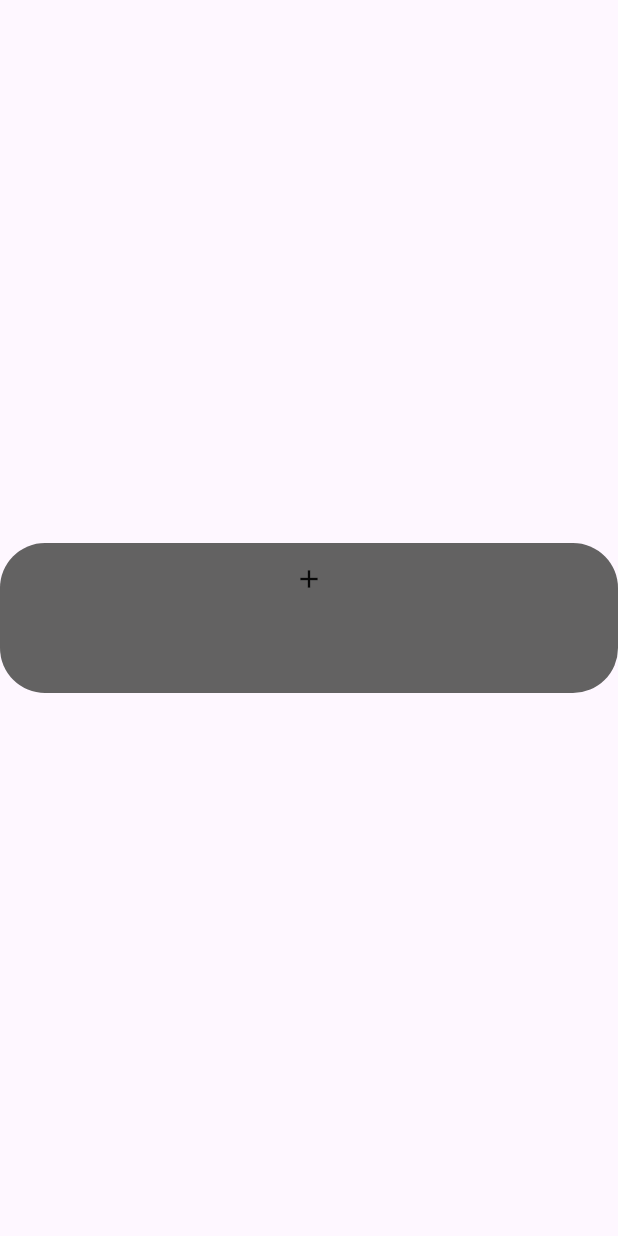
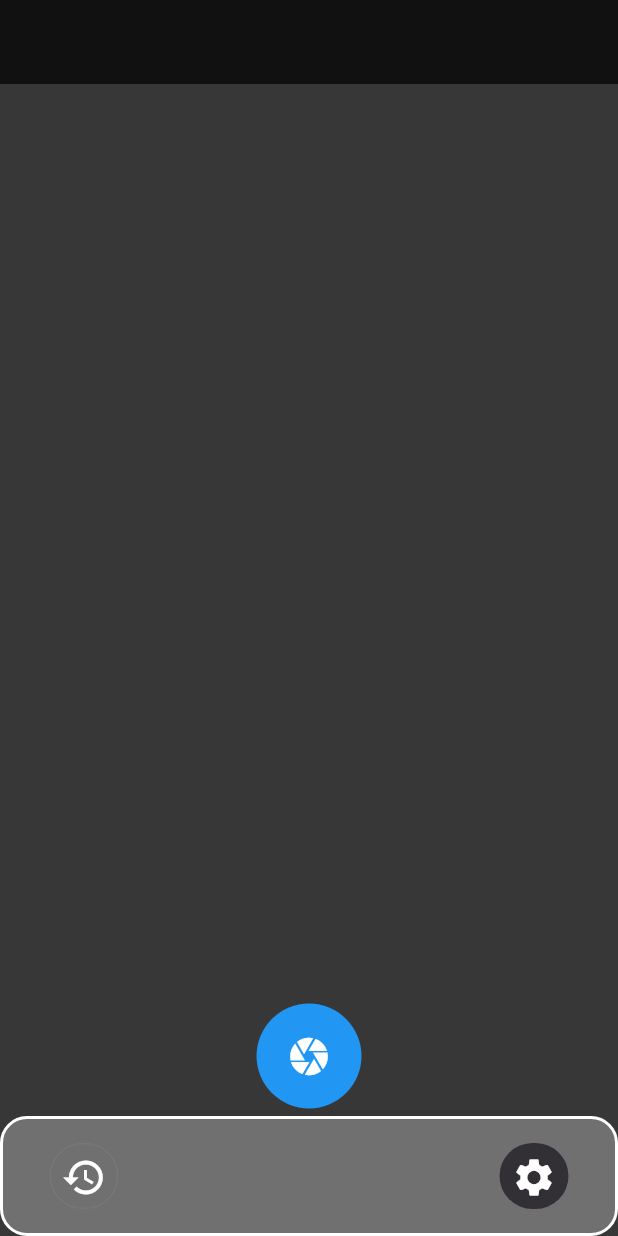
Before and after one commit to Kelvinbache/SceneScan, a Flutter app: the screen it shows after launch, on a phone screen of 412 x 824 dp. Run offline on Flutter 3.47's test engine with Material 3 defaults, Android fonts, the phone set to English and light mode, and no system bars; missing offline and left inert: dart:ffi.

Commit message:
mejorar del diseno

```diff
--- /dev/null
+++ b/scene_scan/lib/App_style.dart
@@ -0,0 +1,15 @@
+import 'package:flutter/rendering.dart';
+
+class AppStyle {
+  // status button
+  static const Color statusButtomPrimery = Color(0xFF2196F3);
+  static const Color statusButtomSecudary = Color(0xFFEE1717);
+  static const Color statusButtomTertiary = Color(0xFF0C0C0C);
+
+  // Color icons and Bottom
+  static const Color iconsAndBottomColor = Color(0xFFFFFFFF);
+
+  // background
+  static const Color backgroundColor = Color(0xCE080808);
+  static const Color backgroundColorSecundary = Color(0xB5888787);
+}
--- /dev/null
+++ b/scene_scan/lib/Components/Banner.dart
@@ -0,0 +1,33 @@
+import 'package:flutter/material.dart';
+import 'package:scene_scan/App_style.dart';
+import 'package:scene_scan/Components/Button.dart';
+import 'package:scene_scan/Components/Buttons.dart';
+
+class BannerComponent extends StatefulWidget {
+  const BannerComponent({super.key});
+
+  @override
+  State<BannerComponent> createState() => _BannerComponentState();
+}
+
+class _BannerComponentState extends State<BannerComponent> {
+  @override
+  Widget build(BuildContext context) {
+    return Row(
+      mainAxisAlignment: MainAxisAlignment.start,
+      children: [
+        Expanded(
+          child: Container(
+            decoration: BoxDecoration(
+              borderRadius: BorderRadius.circular(18),
+              border: Border.all(color: AppStyle.iconsAndBottomColor, width: 2),
+              color: AppStyle.backgroundColorSecundary,
+            ),
+            height: 80,
+            child: ButtonsComponentState(),
+          ),
+        ),
+      ],
+    );
+  }
+}
--- /dev/null
+++ b/scene_scan/lib/Components/Button.dart
@@ -0,0 +1,37 @@
+import 'package:flutter/material.dart';
+import 'package:scene_scan/App_style.dart';
+
+class ButtonComponent extends StatefulWidget {
+  const ButtonComponent({super.key});
+
+  @override
+  State<ButtonComponent> createState() => _ButtonComponentState();
+}
+
+class _ButtonComponentState extends State<ButtonComponent> {
+  @override
+  Widget build(BuildContext context) {
+    return Container(
+      height: 70,
+      width: 70,
+      decoration: BoxDecoration(
+        color: AppStyle.statusButtomPrimery,
+        borderRadius: BorderRadius.circular(60),
+      ),
+
+      child: Padding(
+        padding: const EdgeInsets.only(left: 6, right: 6),
+        child: SizedBox(
+          child: IconButton(
+            onPressed: () {},
+            icon: Icon(
+              Icons.camera,
+              size: 30,
+              color: AppStyle.iconsAndBottomColor,
+            ),
+          ),
+        ),
+      ),
+    );
+  }
+}
--- /dev/null
+++ b/scene_scan/lib/Components/Buttons.dart
@@ -0,0 +1,66 @@
+import 'dart:ffi';
+
+import 'package:flutter/material.dart';
+import 'package:scene_scan/App_style.dart';
+
+class ButtonsComponentState extends StatefulWidget {
+  const ButtonsComponentState({super.key});
+
+  @override
+  State<ButtonsComponentState> createState() => __ButtonsComponentStateState();
+}
+
+class __ButtonsComponentStateState extends State<ButtonsComponentState> {
+  bool isPressed = false;
+
+  @override
+  Widget build(BuildContext context) {
+    return Row(
+      children: [
+        Container(
+          child: Padding(
+            padding: EdgeInsets.only(top: 16, bottom: 16, left: 30),
+            child: SizedBox(
+              child: IconButton.outlined(
+                isSelected: isPressed,
+                onPressed: () {
+                  setState(() {
+                    isPressed = !isPressed;
+                  });
+                },
+                icon: Icon(
+                  Icons.history,
+                  size: 30,
+                  color: AppStyle.iconsAndBottomColor,
+                ),
+              ),
+            ),
+          ),
+        ),
+
+        Spacer(),
+
+        Container(
+          child: Padding(
+            padding: EdgeInsets.only(top: 16, bottom: 16, right: 30),
+            child: SizedBox(
+              child: IconButton.outlined(
+                isSelected: !isPressed,
+                onPressed: () {
+                  setState(() {
+                    isPressed = !isPressed;
+                  });
+                },
+                icon: Icon(
+                  Icons.settings,
+                  size: 30,
+                  color: AppStyle.iconsAndBottomColor,
+                ),
+              ),
+            ),
+          ),
+        ),
+      ],
+    );
+  }
+}
--- a/scene_scan/lib/Home/home.dart
+++ /dev/null
@@ -1,30 +0,0 @@
-import 'package:flutter/material.dart';
-import 'package:flutter/rendering.dart';
-
-class Home extends StatelessWidget {
-  const Home ({super.key});
-
-  @override
- Widget build(BuildContext context) {
-    return Container(
-      width: double.infinity,
-      height: 100,
-      decoration: const BoxDecoration(
-        color: Color.fromARGB(255, 99, 98, 98),
-        borderRadius: BorderRadius.all(
-          Radius.circular(30),
-        ),
-      ),
-      child: Column(
-         children: [
-              SizedBox(
-                child: IconButton(
-                icon: const Icon(Icons.add, color: Color.fromARGB(255, 8, 8, 8), size: 20),
-                onPressed: () {},
-              )
-            ),
-        ],
-      ),
-    );
-  }
-}
--- a/scene_scan/lib/main.dart
+++ b/scene_scan/lib/main.dart
@@ -1,5 +1,6 @@
 import 'package:flutter/material.dart';
-import 'Home/home.dart';
+import 'package:scene_scan/App_style.dart';
+import 'package:scene_scan/screens/Home_screens.dart';
 
 void main() {
   runApp(const MainApp());
@@ -10,11 +11,14 @@ class MainApp extends StatelessWidget {
 
   @override
   Widget build(BuildContext context) {
-    return const MaterialApp(
+    return MaterialApp(
       home: Scaffold(
-        body: Center(
-          child: Home(),
+        appBar: AppBar(
+          backgroundColor: AppStyle.backgroundColor,
         ),
+        backgroundColor: AppStyle.backgroundColor,
+        body: HomeScreens(),
+
       ),
     );
   }
--- /dev/null
+++ b/scene_scan/lib/screens/Home_screens.dart
@@ -0,0 +1,26 @@
+import 'package:flutter/material.dart';
+import 'package:scene_scan/Components/Banner.dart';
+import 'package:scene_scan/Components/Button.dart';
+
+class HomeScreens extends StatefulWidget {
+  const HomeScreens({super.key});
+
+  @override
+  State<HomeScreens> createState() => _HomeScreensState();
+}
+
+class _HomeScreensState extends State<HomeScreens> {
+  @override
+  Widget build(BuildContext context) {
+    return Column(
+      mainAxisAlignment: MainAxisAlignment.end,
+      children: [
+        ButtonComponent(),
+        Padding(
+          padding: const EdgeInsets.only(top: 5),
+          child: BannerComponent(),
+        ),
+      ],
+    );
+  }
+}
```
